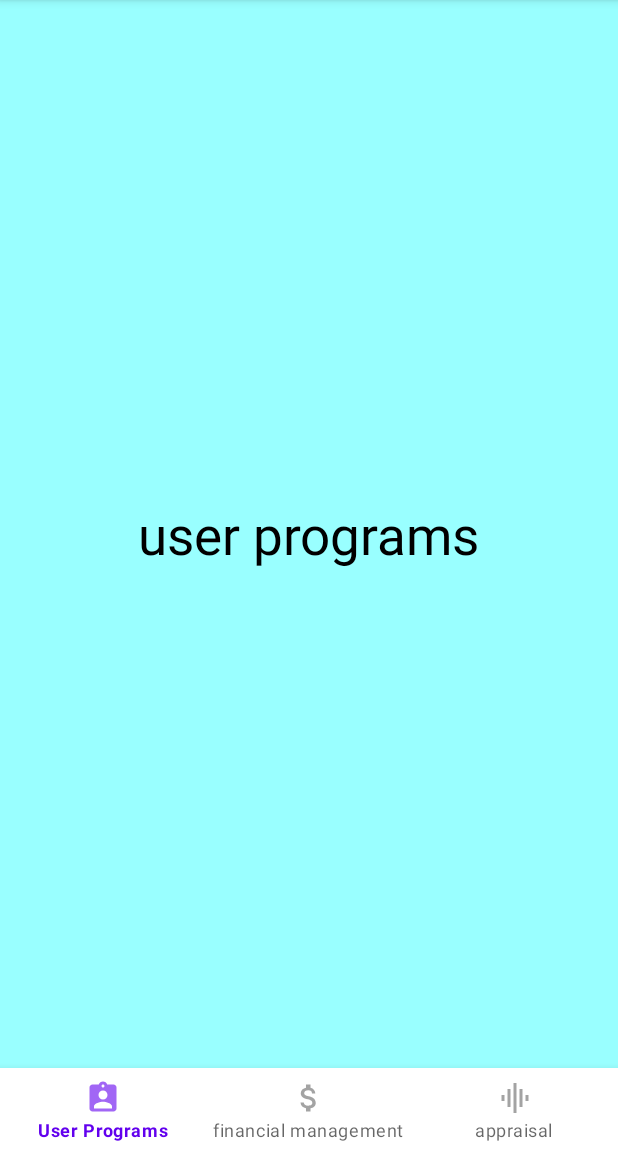
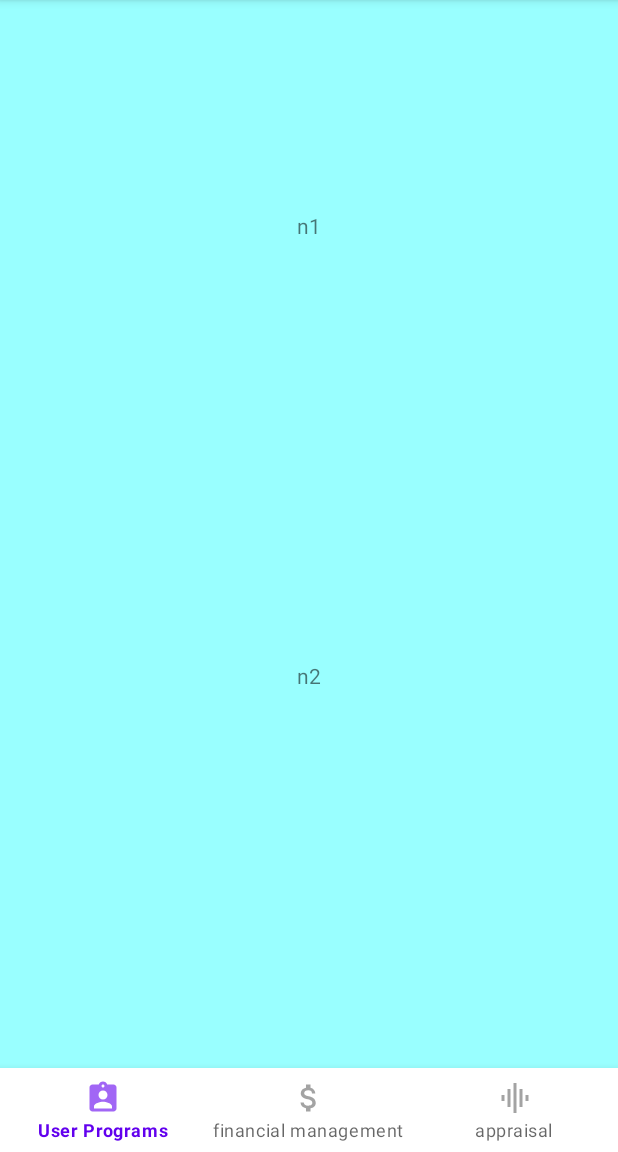
Before and after one commit to erfanmhat/Remainder, an Android app: the screen it shows after launch (ReminderActivity), on a phone screen of 412 x 824 dp, the part 84-1236 px from its top. Run offline under Robolectric (Android 15) with nearby library versions, the phone set to English and light mode, and no system bars; our stand-ins replace Room's generated code, navigation-ui; 2 statements that could not run were skipped.

Commit message:
fix adaper (show 5 row)

```diff
--- a/app/src/main/java/ir/erfan_mh_at/android/reminder/db/entitys/AnyObject.kt
+++ b/app/src/main/java/ir/erfan_mh_at/android/reminder/db/entitys/AnyObject.kt
@@ -16,9 +16,9 @@ data class AnyObject(
     val anyObject_id:Int?=null,
     val name: String,
     val type: Int,//###
-    val color: Color,//###
-    val image: String,//###
+    val color: String?,//###
+    val image: String?,//###
     val data: String,
-    val updated_at: Time,//###
-    val created_at: Time//###
+    val updated_at: String?,//###
+    val created_at: String?//###
 )
--- a/app/src/main/java/ir/erfan_mh_at/android/reminder/ui/fragment/UserProgramsFragment.kt
+++ b/app/src/main/java/ir/erfan_mh_at/android/reminder/ui/fragment/UserProgramsFragment.kt
@@ -3,15 +3,35 @@ package ir.erfan_mh_at.android.reminder.ui.fragment
 import android.os.Bundle
 import android.view.View
 import androidx.fragment.app.Fragment
+import androidx.recyclerview.widget.LinearLayoutManager
 import ir.erfan_mh_at.android.reminder.R
+import ir.erfan_mh_at.android.reminder.adapters.AnyObjectAdapter
+import ir.erfan_mh_at.android.reminder.db.entitys.AnyObject
 import ir.erfan_mh_at.android.reminder.ui.ReminderActivity
 import ir.erfan_mh_at.android.reminder.ui.view_models.AnyObjectViewModel
+import kotlinx.android.synthetic.main.fragment_user_programs.*
 
 class UserProgramsFragment : Fragment(R.layout.fragment_user_programs) {
     lateinit var anyObjectViewModel: AnyObjectViewModel
+    lateinit var anyObjectAdapter: AnyObjectAdapter
 
     override fun onViewCreated(view: View, savedInstanceState: Bundle?) {
         super.onViewCreated(view, savedInstanceState)
         anyObjectViewModel = (activity as ReminderActivity).anyObjectViewModel
+
+        val anyObjectAdapter = AnyObjectAdapter()
+        anyObjectAdapter.differ.submitList(
+            listOf(
+                AnyObject(1,null,"n1",0,null,null,"asdf",null,null),
+                AnyObject(2,null,"n2",0,null,null,"asdf",null,null),
+                AnyObject(3,null,"n3",0,null,null,"asdf",null,null),
+                AnyObject(4,null,"n4",0,null,null,"asdf",null,null),
+                AnyObject(5,null,"n5",0,null,null,"asdf",null,null)
+            )
+        )
+        rvAnyObject.apply {
+            adapter = anyObjectAdapter
+            layoutManager = LinearLayoutManager(this@UserProgramsFragment.context)
+        }
     }
 }
--- a/app/src/main/res/layout/fragment_user_programs.xml
+++ b/app/src/main/res/layout/fragment_user_programs.xml
@@ -1,16 +1,14 @@
 <?xml version="1.0" encoding="utf-8"?>
 <androidx.constraintlayout.widget.ConstraintLayout xmlns:android="http://schemas.android.com/apk/res/android"
+    xmlns:app="http://schemas.android.com/apk/res-auto"
     android:layout_width="match_parent"
     android:layout_height="match_parent"
-    xmlns:app="http://schemas.android.com/apk/res-auto"
     android:background="#99ffff">
 
-    <TextView
-        android:layout_width="wrap_content"
-        android:layout_height="wrap_content"
-        android:text="user programs"
-        android:textColor="#000000"
-        android:textSize="35sp"
+    <androidx.recyclerview.widget.RecyclerView
+        android:id="@+id/rvAnyObject"
+        android:layout_width="match_parent"
+        android:layout_height="match_parent"
         app:layout_constraintBottom_toBottomOf="parent"
         app:layout_constraintEnd_toEndOf="parent"
         app:layout_constraintHorizontal_bias="0.5"
--- a/app/src/main/res/layout/layout_any_object.xml
+++ b/app/src/main/res/layout/layout_any_object.xml
@@ -3,7 +3,7 @@
     xmlns:app="http://schemas.android.com/apk/res-auto"
     xmlns:tools="http://schemas.android.com/tools"
     android:layout_width="match_parent"
-    android:layout_height="match_parent">
+    android:layout_height="300dp">
 
     <TextView
         android:id="@+id/tvName"
```
Also changed, not shown: app/build.gradle (+23 -15 lines), build.gradle (+6 -2 lines).
